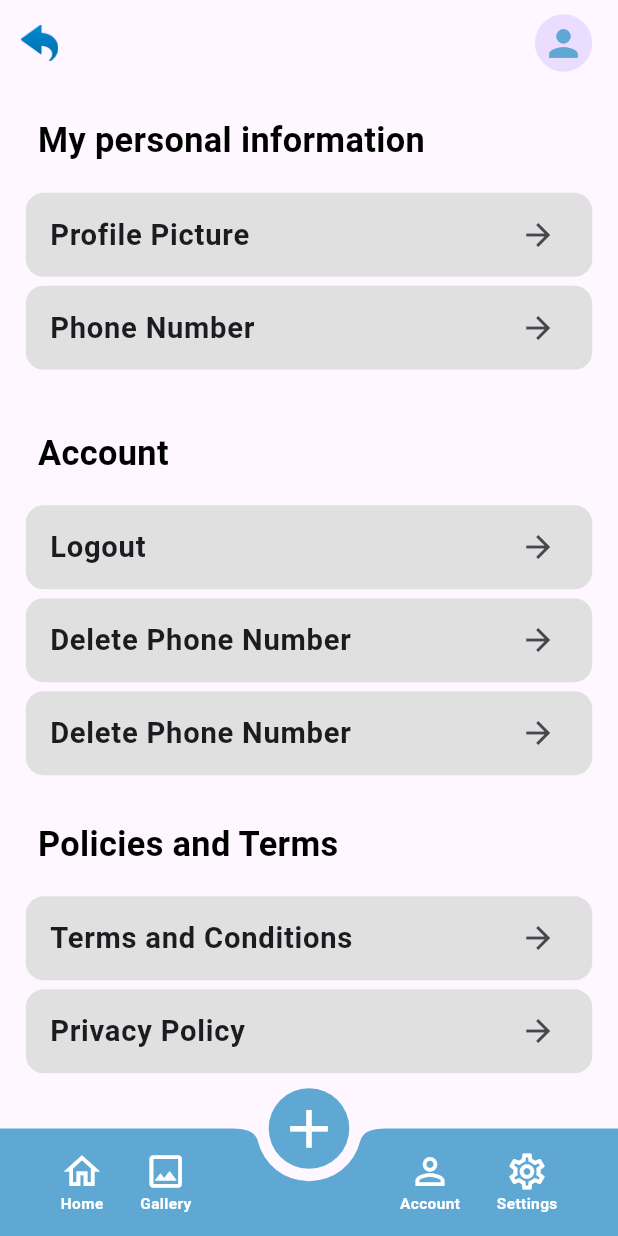
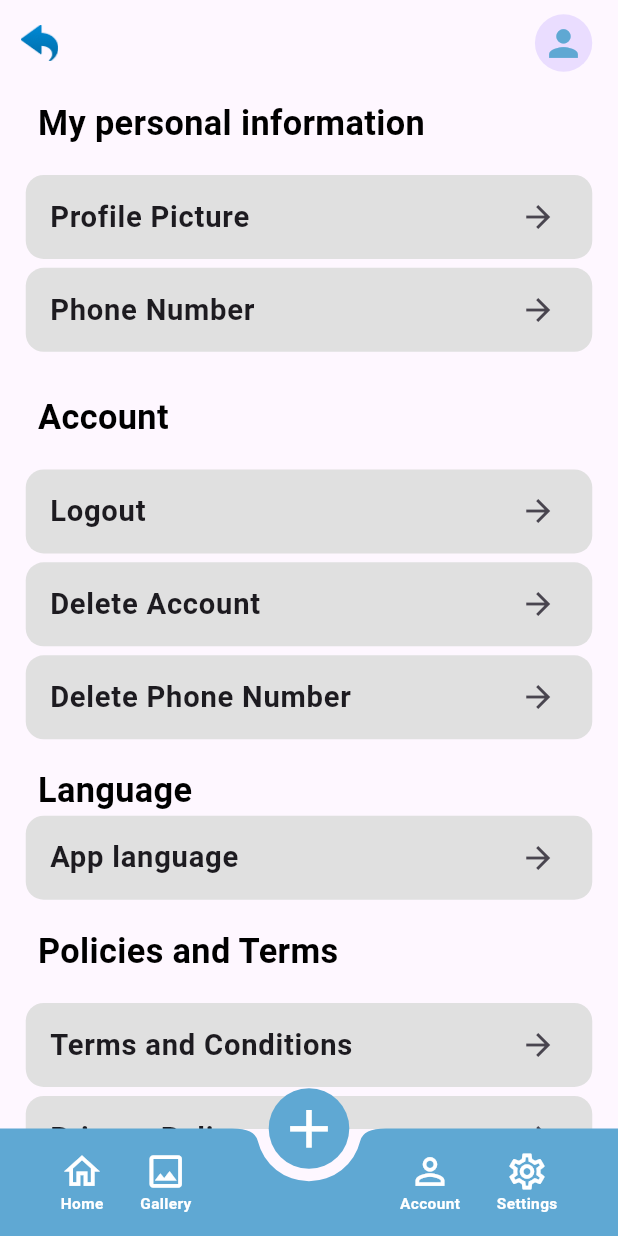
Before and after one commit to SaeedKtGitHub/PetConnet, a Flutter app: the SettingsScreen screen opened by its route, on a phone screen of 412 x 824 dp. Run offline on Flutter 3.47's test engine with Material 3 defaults, Android fonts, the phone set to English and light mode, and no system bars; our stand-ins replace carousel_slider, dartz, flutter_otp_text_field, flutter_screenutil, get, image_picker and 1 more; missing offline and left inert: flutter_inappwebview; accounts and stored records are empty.

Commit message:
ADD multi language to app.

```diff
--- a/lib/core/localization/translation.dart
+++ b/lib/core/localization/translation.dart
@@ -87,11 +87,11 @@ class MyTranslation extends Translations {
           "79": "رمز التحقق",
           "80": "التحقق من الرمز",
           "81": "الرجاء إدخال الرمز الرقمي المرسل إلى ",
-          "82": "",
-          "83": "",
-          "84": "",
-          "85": "",
-          "86": "",
+          "82": "اللغة",
+          "83": "لغة التطبيق",
+          "84": "اختر لغة التطبيق",
+          "85": "عربي",
+          "86": "انجليزي",
           "87": "",
           "88": "",
           "89": "",
@@ -114,7 +114,7 @@ class MyTranslation extends Translations {
           "106": "التعليقات",
           "107": "لا يوجد تعليقات",
           "108": "تم حذف التعليق بنجاح",
-          "109":"لم يتم حذف التعليق,حاول مرة أخرى",
+          "109": "لم يتم حذف التعليق,حاول مرة أخرى",
           "110": "هل انت متاكد من  حذف هذا التعليق؟",
           "111": "آخر المقالات والأخبار",
           "112": "من: ",
@@ -147,7 +147,8 @@ class MyTranslation extends Translations {
           "139": "معلوماتي الشخصية",
           "140": "",
           "141": "",
-          "142": "",       },
+          "142": "",
+        },
         "en": {
           //AUTH
           "1": "Sign In",
@@ -233,11 +234,11 @@ class MyTranslation extends Translations {
           "79": "Verification Code",
           "80": "Check code",
           "81": "Please Enter The Digit Code Sent To ",
-          "82": "",
-          "83": "",
-          "84": "",
-          "85": "",
-          "86": "",
+          "82": "Language",
+          "83": "App language",
+          "84": "Choose app language",
+          "85": "Arabic",
+          "86": "English",
           "87": "",
           "88": "",
           "89": "",
@@ -260,11 +261,12 @@ class MyTranslation extends Translations {
           "106": "Comments",
           "107": "There are no comments yet",
           "108": "The comment has been successfully deleted",
-          "109":"The comment was not deleted, try again",
+          "109": "The comment was not deleted, try again",
           "110": "Are you sure you want to delete this comment?",
           "111": "Latest articles and news",
           "112": "From: ",
-          "113": "There are currently no posts, start adding your own to improve your experience!",
+          "113":
+              "There are currently no posts, start adding your own to improve your experience!",
           "114": "Copy completed successfully",
           "115": "No pets",
           "116": "Search for a post, animal breed.....",
--- a/lib/main.dart
+++ b/lib/main.dart
@@ -3,6 +3,7 @@ import 'package:flutter/services.dart';
 import 'package:flutter_screenutil/flutter_screenutil.dart';
 import 'package:get/get.dart';
 import 'package:pet_connect/bindings/initial_bindings.dart';
+import 'package:pet_connect/core/localization/changelocal.dart';
 import 'package:pet_connect/core/localization/translation.dart';
 import 'package:pet_connect/core/services/services.dart';
 import 'package:pet_connect/routes.dart';
@@ -19,6 +20,7 @@ class MyApp extends StatelessWidget {
 
   @override
   Widget build(BuildContext context) {
+    LocaleController controller = Get.put(LocaleController());
     return ScreenUtilInit(
       designSize: const Size(360, 690),
       minTextAdapt: true,
@@ -28,7 +30,7 @@ class MyApp extends StatelessWidget {
           translations: MyTranslation(),
           debugShowCheckedModeBanner: false,
           title: 'Flutter Demo',
-          locale: const Locale('en'),
+          locale: controller.language,
           // theme: controller.appTheme,
           initialBinding: InitialBindings(),
           // routes: routes,
--- a/lib/view/screens/settings_screen.dart
+++ b/lib/view/screens/settings_screen.dart
@@ -36,17 +36,15 @@ class SettingsScreen extends StatelessWidget {
       bottomNavigationBar: CustomBottomNavigationBar(
         currentIndex: controller.currentNavIndex,
         onItemTapped: controller.onItemTapped,
-        onGalleryTap:()async {
-          await  controller.getFilteredPosts(tag: 'social');
-          controller.goToDynamicScreen('65'.tr, posts:controller.filteredPosts,
-              tag:"social"
-
-          );
+        onGalleryTap: () async {
+          await controller.getFilteredPosts(tag: 'social');
+          controller.goToDynamicScreen('65'.tr,
+              posts: controller.filteredPosts, tag: "social");
           homeController.resetSearchRefresh();
         },
-        onHomeTap:controller.scrollToTopOrGoHome,
-        onSettingsTap:controller.goToSettingsScreen,
-        onProfieTap:  controller.goToProfilePage,
+        onHomeTap: controller.scrollToTopOrGoHome,
+        onSettingsTap: controller.goToSettingsScreen,
+        onProfieTap: controller.goToProfilePage,
       ),
       body: SafeArea(
           child: SingleChildScrollView(
@@ -62,7 +60,7 @@ class SettingsScreen extends StatelessWidget {
                 children: [
                   //back Icon:
                   InkWell(
-                    onTap: (){
+                    onTap: () {
                       Get.offNamed(AppRoute.homeScreen);
                     },
                     child: Image.asset(
@@ -109,11 +107,11 @@ class SettingsScreen extends StatelessWidget {
               ),
             ),
             SizedBox(
-              height: 25.h,
+              height: 15.h,
             ),
             ////////personal data///////////
             Padding(
-              padding: EdgeInsets.only(right: 22.0.w,left: 22.w),
+              padding: EdgeInsets.only(right: 22.0.w, left: 22.w),
               child: Row(
                 children: [
                   Text(
@@ -150,11 +148,11 @@ class SettingsScreen extends StatelessWidget {
             ),
             //First row:profile pic and back button
             SizedBox(
-              height: 25.h,
+              height: 15.h,
             ),
             //////////account data/////////
             Padding(
-              padding: EdgeInsets.only(right: 22.0.w,left: 22.w),
+              padding: EdgeInsets.only(right: 22.0.w, left: 22.w),
               child: Row(
                 children: [
                   Text(
@@ -182,7 +180,7 @@ class SettingsScreen extends StatelessWidget {
             ),
             //delete account
             SettingTile(
-                text: '133'.tr,
+                text: '132'.tr,
                 onPressed: () {
                   settingsControllerImp.deleteAccount();
                 }),
@@ -194,13 +192,35 @@ class SettingsScreen extends StatelessWidget {
                 onPressed: () {
                   settingsControllerImp.deletePhone();
                 }),
+            SizedBox(
+              height: 15.h,
+            ),
+            Padding(
+              padding: EdgeInsets.only(right: 22.0.w, left: 22.w),
+              child: Row(
+                children: [
+                  Text(
+                    '82'.tr,
+                    style: TextStyle(
+                        fontSize: 20.sp,
+                        fontWeight: FontWeight.bold,
+                        color: AppColor.black),
+                  ),
+                ],
+              ),
+            ),
 
+            SettingTile(
+                text: '83'.tr,
+                onPressed: () {
+                  settingsControllerImp.chooseLanguage();
+                }),
             SizedBox(
-              height: 25.h,
+              height: 15.h,
             ),
             //conditions and policies
             Padding(
-              padding: EdgeInsets.only(right: 22.0.w,left: 22.w),
+              padding: EdgeInsets.only(right: 22.0.w, left: 22.w),
               child: Row(
                 children: [
                   Text(
```
Also changed, not shown: lib/controller/settings_controller.dart (+43 -0 lines), lib/core/localization/changelocal.dart (+6 -6 lines).
